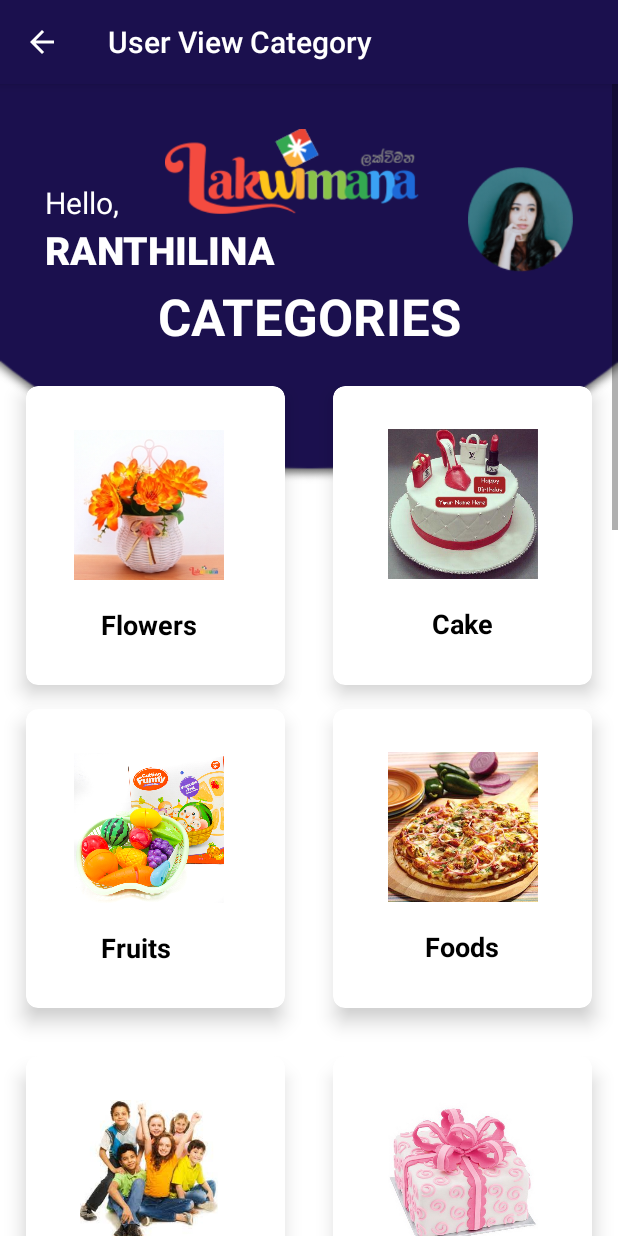
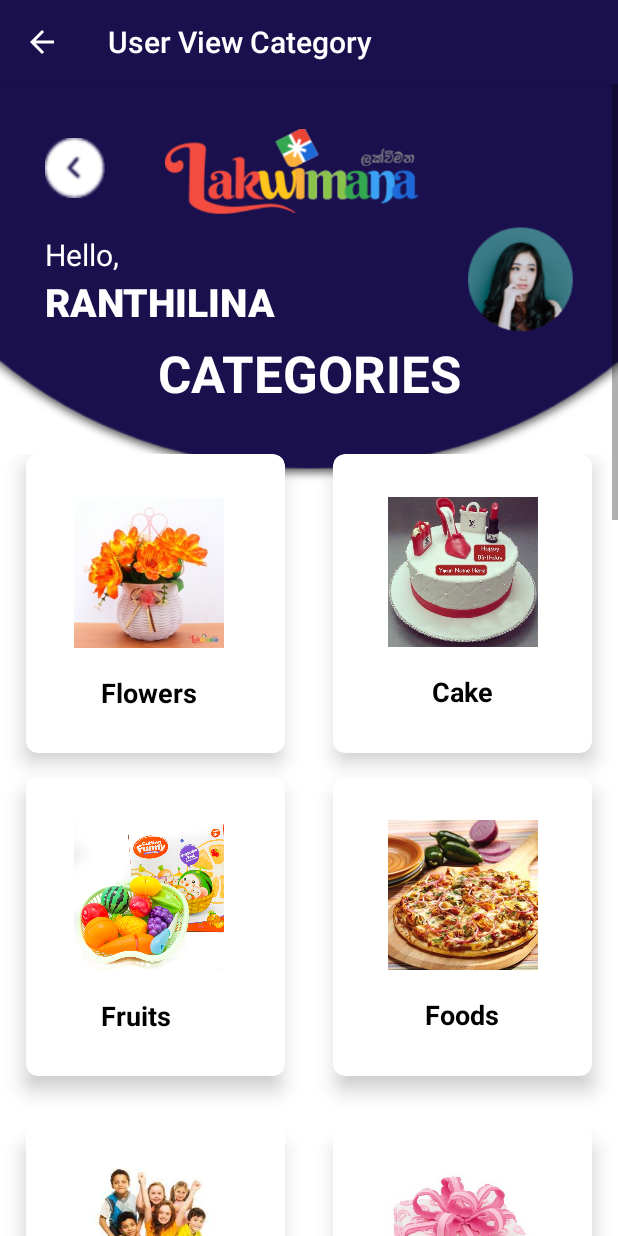
Before and after one commit to ranthilina99/UEE-Project, an Android app: the UserCategory screen opened directly, with no data from a screen before it, on a phone screen of 412 x 824 dp. Run offline under Robolectric (Android 15) with nearby library versions, the phone set to English and light mode, and no system bars.

Commit message:
button design

```diff
--- a/app/src/main/java/com/example/ueeversion1/UserCategory.java
+++ b/app/src/main/java/com/example/ueeversion1/UserCategory.java
@@ -7,13 +7,15 @@ import android.content.Intent;
 import android.os.Bundle;
 import android.view.View;
 import android.view.Window;
+import android.widget.Button;
 import android.widget.GridView;
 
 public class UserCategory extends AppCompatActivity {
 
     private CardView flower1,cake,foods,chocolates,electronics,kidsCorner,gift,
             vouchers,teddyBears,clothes,fruits,vegetables,watches,babyProducts,
-            books,jewelery,models,cosmetics,pirikara,music;;
+            books,jewelery,models,cosmetics,pirikara,music;
+    private Button back;
     @Override
     protected void onCreate(Bundle savedInstanceState) {
         super.onCreate(savedInstanceState);
@@ -40,8 +42,14 @@ public class UserCategory extends AppCompatActivity {
         cosmetics=findViewById(R.id.card_user_Cosmetics);
         pirikara=findViewById(R.id.card_user_Pirikara);
         music=findViewById(R.id.card_user_Music);
+        back=findViewById(R.id.back_new);
 
-
+        back.setOnClickListener(new View.OnClickListener() {
+            @Override
+            public void onClick(View v) {
+                startActivity(new Intent(getApplicationContext(),MainActivity.class));
+            }
+        });
         flower1.setOnClickListener(new View.OnClickListener() {
             @Override
             public void onClick(View v) {
--- a/app/src/main/res/layout/activity_user_category.xml
+++ b/app/src/main/res/layout/activity_user_category.xml
@@ -18,8 +18,15 @@
 
             android:id="@+id/layerItem1"
             android:layout_width="match_parent"
-            android:layout_height="200dp"
+            android:layout_height="wrap_content"
             android:padding="30dp">
+            <Button
+                android:id="@+id/back_new"
+                android:layout_marginTop="6dp"
+                android:layout_width="40dp"
+                android:layout_height="40dp"
+                android:background="@drawable/back_left"/>
+
             <ImageView
                 android:layout_width="170dp"
                 android:layout_height="100dp"
@@ -32,7 +39,7 @@
                 android:layout_width="wrap_content"
                 android:layout_height="wrap_content"
                 android:text="Hello,"
-                android:layout_marginTop="35dp"
+                android:layout_marginTop="70dp"
                 android:textColor="#fff"
                 android:textSize="20dp" />
 
@@ -50,7 +57,7 @@
                 android:layout_width="70dp"
                 android:layout_height="70dp"
                 android:layout_alignParentRight="true"
-                android:layout_marginTop="25dp"
+                android:layout_marginTop="65dp"
                 android:background="@drawable/profile" />
 
             <TextView
@@ -60,7 +67,7 @@
                 android:text="CATEGORIES"
                 android:textStyle="bold"
                 android:gravity="center"
-                android:layout_marginTop="102dp"
+                android:layout_marginTop="140dp"
                 android:layout_centerHorizontal="true"
                 android:textColor="@android:color/white"
                 android:textSize="34sp" />
--- a/app/src/main/res/values/colors.xml
+++ b/app/src/main/res/values/colors.xml
@@ -1,6 +1,6 @@
 <?xml version="1.0" encoding="utf-8"?>
 <resources>
-    <color name="purple_200">#FFBB86FC</color>
+    <color name="purple_200">#1B104E</color>
     <color name="purple_500">#1B104E</color>
     <color name="purple_700">#1B104E</color>
     <color name="teal_200">#FF03DAC5</color>
```
Also changed, not shown: app/src/main/java/com/example/ueeversion1/NewProductView.java (+11 -2 lines), app/src/main/java/com/example/ueeversion1/ProductView.java (+8 -2 lines), app/src/main/java/com/example/ueeversion1/UserBuyProduct.java (+9 -2 lines), app/src/main/java/com/example/ueeversion1/UserItemView.java (+11 -1 lines), app/src/main/java/com/example/ueeversion1/ViewAllTypes.java (+11 -1 lines), app/src/main/res/layout/activity_new_product_view.xml (+5 -5 lines), app/src/main/res/layout/activity_product_view.xml (+17 -14 lines), app/src/main/res/layout/activity_user_buy_product.xml (+21 -16 lines), app/src/main/res/layout/activity_user_item_view.xml (+6 -5 lines), app/src/main/res/layout/activity_view_all_types.xml (+6 -5 lines), app/src/main/res/drawable-v24/back_left.png, app/src/main/res/drawable-v24/circle.png.
